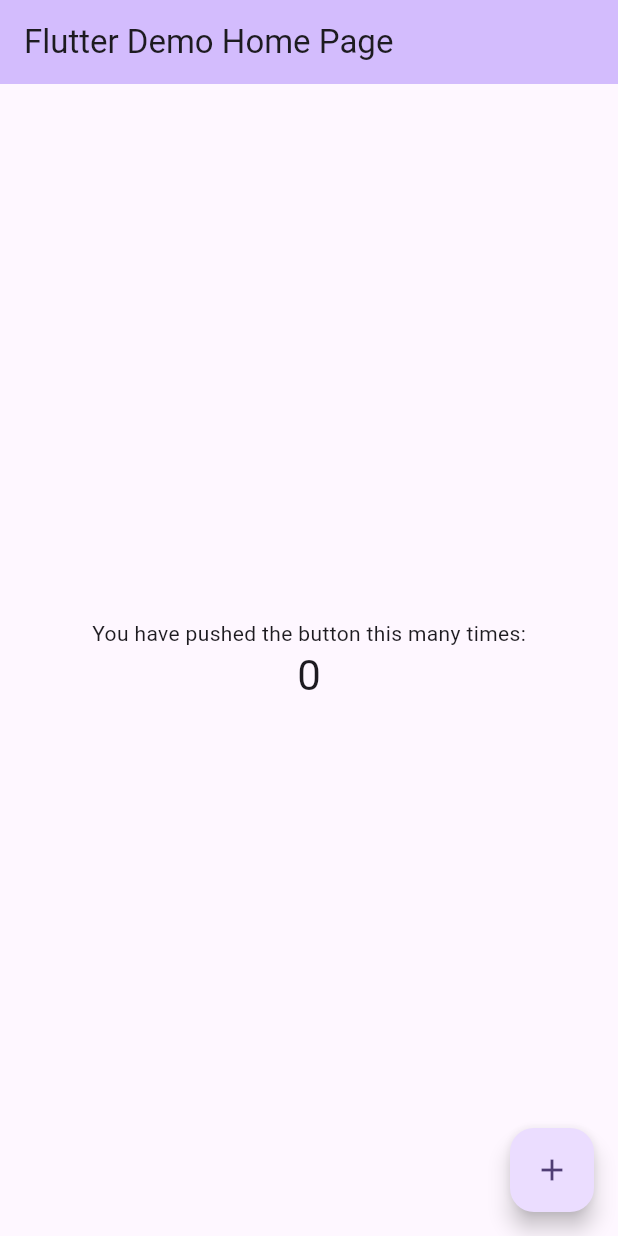
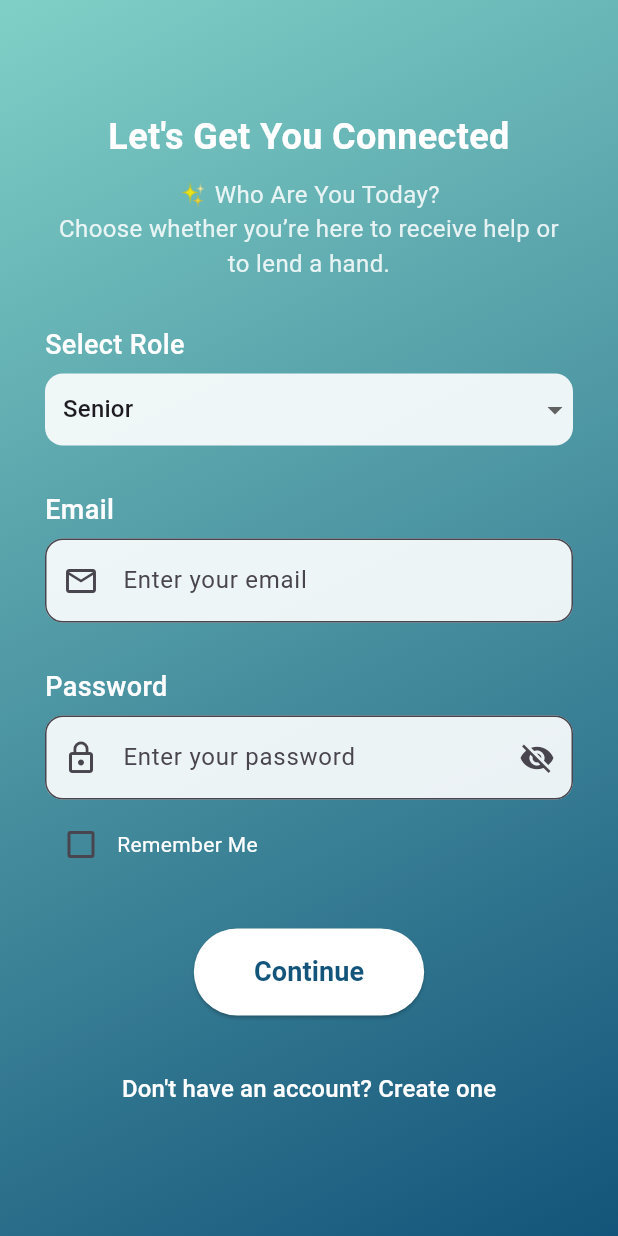
Before and after one commit to jaygohel109/Wildhack25, a Flutter app: the screen it shows after launch, on a phone screen of 412 x 824 dp. Run offline on Flutter 3.47's test engine with Material 3 defaults, Android fonts, the phone set to English and light mode, and no system bars.

Commit message:
feat: implement sign-in page and role selection, add senior and volunteer home pages, and update dependencies

```diff
--- /dev/null
+++ b/frontend_app/lib/auth/signin.dart
@@ -0,0 +1,332 @@
+import 'dart:convert';
+import 'package:flutter/material.dart';
+import 'package:http/http.dart' as http;
+import '../senior/senior_home.dart';
+import '../volunteer/volunteer_home.dart';
+
+class SignInPage extends StatefulWidget {
+  const SignInPage({super.key});
+
+  @override
+  State<SignInPage> createState() => _SignInPageState();
+}
+
+class _SignInPageState extends State<SignInPage> {
+  String selectedRole = 'Senior';
+  bool showPassword = false;
+  bool rememberMe = false;
+  bool isSignUp = false;
+
+  final TextEditingController emailController = TextEditingController();
+  final TextEditingController passwordController = TextEditingController();
+
+  final String baseUrl = 'http://localhost:8000'; // Use IP if running on emulator/device
+
+  int getRoleInt(String roleLabel) {
+    return roleLabel == 'Senior' ? 1 : 2; // Updated to match backend role values
+  }
+
+  Future<void> handleSubmit() async {
+    final uri = Uri.parse('$baseUrl/${isSignUp ? "signup" : "signin"}');
+
+    final payload = {
+      "username": emailController.text,
+      "password": passwordController.text,
+      if (isSignUp) "role": getRoleInt(selectedRole),
+    };
+
+    try {
+      final response = await http.post(
+        uri,
+        headers: {"Content-Type": "application/json"},
+        body: jsonEncode(payload),
+      );
+
+      final responseData = jsonDecode(response.body);
+
+      if (response.statusCode == 200) {
+        if (isSignUp) {
+          setState(() {
+            isSignUp = false;
+            passwordController.clear();
+          });
+          ScaffoldMessenger.of(context).showSnackBar(
+            const SnackBar(
+              content: Text("Account created! Please log in."),
+              backgroundColor: Colors.green,
+            ),
+          );
+        } else {
+          ScaffoldMessenger.of(context).showSnackBar(
+            const SnackBar(
+              content: Text("Logged in successfully!"),
+              backgroundColor: Colors.green,
+            ),
+          );
+
+          final role = responseData['role'];
+          if (role == 1) {
+            Navigator.pushReplacement(
+              context,
+              MaterialPageRoute(builder: (_) => const SeniorHomePage()),
+            );
+          } else if (role == 2) {
+            Navigator.pushReplacement(
+              context,
+              MaterialPageRoute(builder: (_) => const VolunteerHomePage()),
+            );
+          } else {
+            throw Exception("Unknown role returned.");
+          }
+        }
+      } else {
+        final detail = responseData['detail'];
+        if (isSignUp && detail != null && detail.toLowerCase().contains("exists")) {
+          ScaffoldMessenger.of(context).showSnackBar(
+            const SnackBar(
+              content: Text("User already exists"),
+              backgroundColor: Colors.orange,
+            ),
+          );
+        } else {
+          throw Exception(detail ?? "Unknown error");
+        }
+      }
+    } catch (e) {
+      ScaffoldMessenger.of(context).showSnackBar(
+        SnackBar(
+          content: Text("Error: ${e.toString()}"),
+          backgroundColor: Colors.red,
+        ),
+      );
+    }
+  }
+
+  @override
+  Widget build(BuildContext context) {
+    final size = MediaQuery.of(context).size;
+    final isTablet = size.width > 600;
+
+    return Scaffold(
+      body: Container(
+        decoration: const BoxDecoration(
+          gradient: LinearGradient(
+            colors: [Color(0xFF80D0C7), Color(0xFF13547A)],
+            begin: Alignment.topLeft,
+            end: Alignment.bottomRight,
+          ),
+        ),
+        child: SafeArea(
+          child: Center(
+            child: Container(
+              constraints: const BoxConstraints(maxWidth: 500),
+              padding: const EdgeInsets.symmetric(horizontal: 30, vertical: 40),
+              child: SingleChildScrollView(
+                child: Column(
+                  crossAxisAlignment: CrossAxisAlignment.start,
+                  children: [
+                    Center(
+                      child: Text(
+                        isSignUp
+                            ? "Create Your KindConnect Account"
+                            : "Let's Get You Connected",
+                        textAlign: TextAlign.center,
+                        style: TextStyle(
+                          fontSize: isTablet ? 30 : 24,
+                          fontWeight: FontWeight.bold,
+                          color: Colors.white,
+                        ),
+                      ),
+                    ),
+                    const SizedBox(height: 10),
+                    Center(
+                      child: Text(
+                        "✨ Who Are You Today?\nChoose whether you’re here to receive help or to lend a hand.",
+                        textAlign: TextAlign.center,
+                        style: TextStyle(
+                          fontSize: 16,
+                          color: Colors.white.withOpacity(0.85),
+                        ),
+                      ),
+                    ),
+                    const SizedBox(height: 30),
+
+                    _buildLabel("Select Role"),
+                    Container(
+                      decoration: BoxDecoration(
+                        color: Colors.white.withOpacity(0.9),
+                        borderRadius: BorderRadius.circular(12),
+                      ),
+                      child: DropdownButtonFormField<String>(
+                        value: selectedRole,
+                        isExpanded: true,
+                        decoration: const InputDecoration(
+                          border: InputBorder.none,
+                          contentPadding: EdgeInsets.symmetric(horizontal: 12),
+                        ),
+                        items: const [
+                          DropdownMenuItem(value: 'Senior', child: Text('Senior')),
+                          DropdownMenuItem(value: 'Volunteer', child: Text('Volunteer')),
+                        ],
+                        onChanged: (value) {
+                          setState(() {
+                            selectedRole = value!;
+                          });
+                        },
+                      ),
+                    ),
+
+                    const SizedBox(height: 20),
+
+                    _buildTextField(
+                      controller: emailController,
+                      label: "Email",
+                      icon: Icons.email_outlined,
+                      hintText: "Enter your email",
+                      keyboardType: TextInputType.emailAddress,
+                    ),
+                    _buildPasswordField(),
+
+                    if (!isSignUp)
+                      Padding(
+                        padding: const EdgeInsets.only(top: 6, bottom: 12),
+                        child: Row(
+                          children: [
+                            Checkbox(
+                              value: rememberMe,
+                              onChanged: (value) {
+                                setState(() {
+                                  rememberMe = value ?? false;
+                                });
+                              },
+                            ),
+                            const Text(
+                              "Remember Me",
+                              style: TextStyle(color: Colors.white),
+                            )
+                          ],
+                        ),
+                      ),
+
+                    const SizedBox(height: 20),
+
+                    Center(
+                      child: ElevatedButton(
+                        onPressed: handleSubmit,
+                        style: ElevatedButton.styleFrom(
+                          backgroundColor: Colors.white,
+                          foregroundColor: const Color(0xFF13547A),
+                          padding: const EdgeInsets.symmetric(horizontal: 40, vertical: 16),
+                          shape: RoundedRectangleBorder(
+                            borderRadius: BorderRadius.circular(30),
+                          ),
+                        ),
+                        child: Text(
+                          isSignUp ? "Create Account" : "Continue",
+                          style: const TextStyle(fontSize: 18, fontWeight: FontWeight.bold),
+                        ),
+                      ),
+                    ),
+
+                    const SizedBox(height: 25),
+
+                    Center(
+                      child: TextButton(
+                        onPressed: () {
+                          setState(() {
+                            isSignUp = !isSignUp;
+                          });
+                        },
+                        child: Text(
+                          isSignUp
+                              ? "Already have an account? Sign In"
+                              : "Don't have an account? Create one",
+                          style: const TextStyle(
+                            color: Colors.white,
+                            fontSize: 16,
+                          ),
+                        ),
+                      ),
+                    )
+                  ],
+                ),
+              ),
+            ),
+          ),
+        ),
+      ),
+    );
+  }
+
+  Widget _buildLabel(String label) {
+    return Padding(
+      padding: const EdgeInsets.only(bottom: 6),
+      child: Text(
+        label,
+        style: const TextStyle(fontSize: 18, fontWeight: FontWeight.w500, color: Colors.white),
+      ),
+    );
+  }
+
+  Widget _buildTextField({
+    required TextEditingController controller,
+    required String label,
+    required IconData icon,
+    required String hintText,
+    TextInputType? keyboardType,
+  }) {
+    return Padding(
+      padding: const EdgeInsets.only(top: 10, bottom: 20),
+      child: Column(
+        crossAxisAlignment: CrossAxisAlignment.start,
+        children: [
+          _buildLabel(label),
+          TextField(
+            controller: controller,
+            keyboardType: keyboardType,
+            style: const TextStyle(fontSize: 16),
+            decoration: InputDecoration(
+              filled: true,
+              fillColor: Colors.white.withOpacity(0.9),
+              hintText: hintText,
+              prefixIcon: Icon(icon),
+              border: OutlineInputBorder(borderRadius: BorderRadius.circular(12)),
+            ),
+          ),
+        ],
+      ),
+    );
+  }
+
+  Widget _buildPasswordField() {
+    return Padding(
+      padding: const EdgeInsets.only(top: 10),
+      child: Column(
+        crossAxisAlignment: CrossAxisAlignment.start,
+        children: [
+          _buildLabel("Password"),
+          TextField(
+            controller: passwordController,
+            obscureText: !showPassword,
+            style: const TextStyle(fontSize: 16),
+            decoration: InputDecoration(
+              filled: true,
+              fillColor: Colors.white.withOpacity(0.9),
+              hintText: "Enter your password",
+              prefixIcon: const Icon(Icons.lock_outline),
+              suffixIcon: IconButton(
+                icon: Icon(showPassword ? Icons.visibility : Icons.visibility_off),
+                onPressed: () {
+                  setState(() {
+                    showPassword = !showPassword;
+                  });
+                },
+              ),
+              border: OutlineInputBorder(borderRadius: BorderRadius.circular(12)),
+            ),
+          ),
+        ],
+      ),
+    );
+  }
+}
--- a/frontend_app/lib/main.dart
+++ b/frontend_app/lib/main.dart
@@ -1,4 +1,5 @@
 import 'package:flutter/material.dart';
+import 'package:frontend_app/auth/signin.dart';
 
 void main() {
   runApp(const MyApp());
@@ -31,95 +32,7 @@
         colorScheme: ColorScheme.fromSeed(seedColor: Colors.deepPurple),
         useMaterial3: true,
       ),
-      home: const MyHomePage(title: 'Flutter Demo Home Page'),
+      home: const SignInPage (), // 👈 Start here
     );
   }
 }
-
-class MyHomePage extends StatefulWidget {
-  const MyHomePage({super.key, required this.title});
-
-  // This widget is the home page of your application. It is stateful, meaning
-  // that it has a State object (defined below) that contains fields that affect
-  // how it looks.
-
-  // This class is the configuration for the state. It holds the values (in this
-  // case the title) provided by the parent (in this case the App widget) and
-  // used by the build method of the State. Fields in a Widget subclass are
-  // always marked "final".
-
-  final String title;
-
-  @override
-  State<MyHomePage> createState() => _MyHomePageState();
-}
-
-class _MyHomePageState extends State<MyHomePage> {
-  int _counter = 0;
-
-  void _incrementCounter() {
-    setState(() {
-      // This call to setState tells the Flutter framework that something has
-      // changed in this State, which causes it to rerun the build method below
-      // so that the display can reflect the updated values. If we changed
-      // _counter without calling setState(), then the build method would not be
-      // called again, and so nothing would appear to happen.
-      _counter++;
-    });
-  }
-
-  @override
-  Widget build(BuildContext context) {
-    // This method is rerun every time setState is called, for instance as done
-    // by the _incrementCounter method above.
-    //
-    // The Flutter framework has been optimized to make rerunning build methods
-    // fast, so that you can just rebuild anything that needs updating rather
-    // than having to individually change instances of widgets.
-    return Scaffold(
-      appBar: AppBar(
-        // TRY THIS: Try changing the color here to a specific color (to
-        // Colors.amber, perhaps?) and trigger a hot reload to see the AppBar
-        // change color while the other colors stay the same.
-        backgroundColor: Theme.of(context).colorScheme.inversePrimary,
-        // Here we take the value from the MyHomePage object that was created by
-        // the App.build method, and use it to set our appbar title.
-        title: Text(widget.title),
-      ),
-      body: Center(
-        // Center is a layout widget. It takes a single child and positions it
-        // in the middle of the parent.
-        child: Column(
-          // Column is also a layout widget. It takes a list of children and
-          // arranges them vertically. By default, it sizes itself to fit its
-          // children horizontally, and tries to be as tall as its parent.
-          //
-          // Column has various properties to control how it sizes itself and
-          // how it positions its children. Here we use mainAxisAlignment to
-          // center the children vertically; the main axis here is the vertical
-          // axis because Columns are vertical (the cross axis would be
-          // horizontal).
-          //
-          // TRY THIS: Invoke "debug painting" (choose the "Toggle Debug Paint"
-          // action in the IDE, or press "p" in the console), to see the
-          // wireframe for each widget.
-          mainAxisAlignment: MainAxisAlignment.center,
-          children: <Widget>[
-            const Text(
-              'You have pushed the button this many times:',
-            ),
-            Text(
-              '$_counter',
-              style: Theme.of(context).textTheme.headlineMedium,
-            ),
-          ],
-        ),
-      ),
-      floatingActionButton: FloatingActionButton(
-        onPressed: _incrementCounter,
-        tooltip: 'Increment',
-        child: const Icon(Icons.add),
-      ), // This trailing comma makes auto-formatting nicer for build methods.
-    );
-  }
-}
--- a/frontend_app/pubspec.yaml
+++ b/frontend_app/pubspec.yaml
@@ -39,7 +39,7 @@ dependencies:
 dev_dependencies:
   flutter_test:
     sdk: flutter
-
+  http: ^0.13.6
   # The "flutter_lints" package below contains a set of recommended lints to
   # encourage good coding practices. The lint set provided by the package is
   # activated in the `analysis_options.yaml` file located at the root of your
```
Also changed, not shown: frontend_app/lib/senior/senior_home.dart (added, +91 -0 lines), frontend_app/lib/volunteer/volunteer_home.dart (added, +14 -0 lines), 1 other file.
